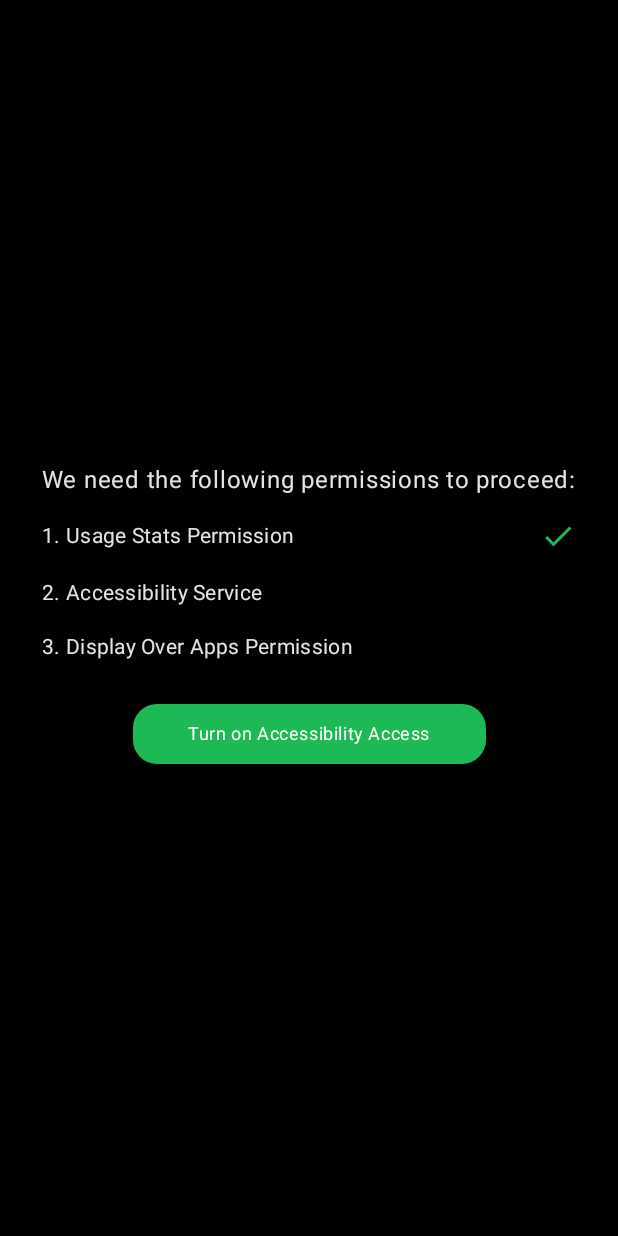
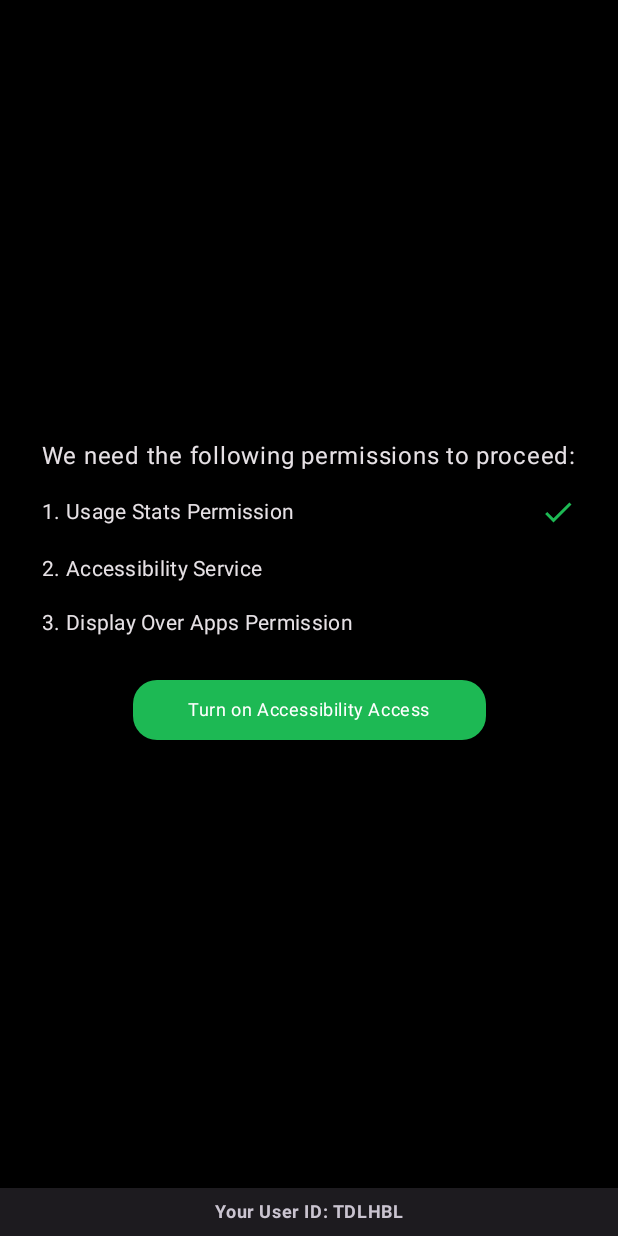
Before and after one commit to hannoobz/FriendLock-CapstoneProject, an Android app built with Jetpack Compose: the screen it shows after launch (MainActivity), on a phone screen of 412 x 824 dp. Run offline under Robolectric (Android 15) with nearby library versions, the phone set to English and light mode, and no system bars; our stand-ins replace Room's generated code.

Commit message:
feat: global user id view

```diff
--- a/app/src/main/java/com/hannoobz/friendlock/MainActivity.kt
+++ b/app/src/main/java/com/hannoobz/friendlock/MainActivity.kt
@@ -1,5 +1,6 @@
 package com.hannoobz.friendlock
 
+import android.content.Context
 import android.os.Bundle
 import androidx.activity.ComponentActivity
 import androidx.activity.compose.setContent
@@ -21,9 +22,14 @@ import com.hannoobz.friendlock.ui.HomeScreen
 import com.hannoobz.friendlock.ui.theme.FriendLockTheme
 import androidx.compose.foundation.layout.*
 import androidx.compose.foundation.lazy.rememberLazyListState
+import androidx.compose.material3.Text
 import androidx.compose.runtime.*
+import androidx.compose.ui.Alignment
 import androidx.compose.ui.graphics.toArgb
 import androidx.compose.ui.platform.LocalContext
+import androidx.compose.ui.text.font.FontWeight
+import androidx.compose.ui.unit.dp
+import androidx.core.content.edit
 import androidx.core.view.WindowInsetsControllerCompat
 import androidx.lifecycle.viewmodel.compose.viewModel
 import com.hannoobz.friendlock.ui.AppList
@@ -31,6 +37,7 @@ import com.hannoobz.friendlock.ui.BlockOverlay
 import com.hannoobz.friendlock.ui.OTPPage
 import com.hannoobz.friendlock.ui.RequestPermissionsScreen
 import com.hannoobz.friendlock.ui.viewmodels.AppListViewModel
+import com.hannoobz.friendlock.utils.generateRandomSecret
 
 class MainActivity : ComponentActivity() {
     override fun onCreate(savedInstanceState: Bundle?) {
@@ -77,6 +84,20 @@ fun MainApp() {
     val viewModel: AppListViewModel = viewModel()
     val apps = viewModel.appList.collectAsState()
 
+    val prefs = remember {
+        context.getSharedPreferences("otp_prefs", Context.MODE_PRIVATE)
+    }
+    val ourSecret = remember {
+        prefs.getString("our_secret", null) ?: run {
+            val newSecret = generateRandomSecret()
+            prefs.edit { putString("our_secret", newSecret) }
+            newSecret
+        }
+    }
+
+    Column(modifier = Modifier.fillMaxSize()) {
+        // Main screen content (NavHost)
+        Box(modifier = Modifier.weight(1f)) {
             NavHost(
                 navController = navController,
                 startDestination = Screen.Request.route,
@@ -96,10 +117,10 @@ fun MainApp() {
                         listState = listState
                     )
                 }
-        composable(Screen.BlockOverlay.route){
+                composable(Screen.BlockOverlay.route) {
                     BlockOverlay("You need a permission to manage the locked apps") {
-                navController.navigate(Screen.AppList.route){
-                    popUpTo(Screen.BlockOverlay.route){inclusive = true}
+                        navController.navigate(Screen.AppList.route) {
+                            popUpTo(Screen.BlockOverlay.route) { inclusive = true }
                             launchSingleTop = true
                         }
                     }
@@ -107,7 +128,7 @@ fun MainApp() {
                 composable(Screen.OTPPage.route) {
                     OTPPage(
                         context = context,
-                navController=navController
+                        navController = navController
                     )
                 }
                 composable(Screen.Request.route) {
@@ -120,12 +141,31 @@ fun MainApp() {
                     }
                 }
             }
+        }
+
+        Box(
+            modifier = Modifier
+                .fillMaxWidth()
+                .background(MaterialTheme.colorScheme.surfaceVariant.copy(alpha = 0.4f))
+                .padding(8.dp)
+        ) {
+            Text(
+                text = "Your User ID: $ourSecret",
+                style = MaterialTheme.typography.bodySmall.copy(fontWeight = FontWeight.Bold),
+                color = MaterialTheme.colorScheme.onSurfaceVariant,
+                modifier = Modifier.align(Alignment.Center)
+            )
+        }
+    }
+
     LaunchedEffect(apps.value) {
         apps.value.forEach { item ->
             viewModel.preloadIcons(context, listOf(item.packageName))
         }
     }
 }
+
+
 
 
 
```
Also changed, not shown: app/src/main/java/com/hannoobz/friendlock/ui/OTPPage.kt (+0 -17 lines). Lines whose indentation alone changed are shown as unchanged.
